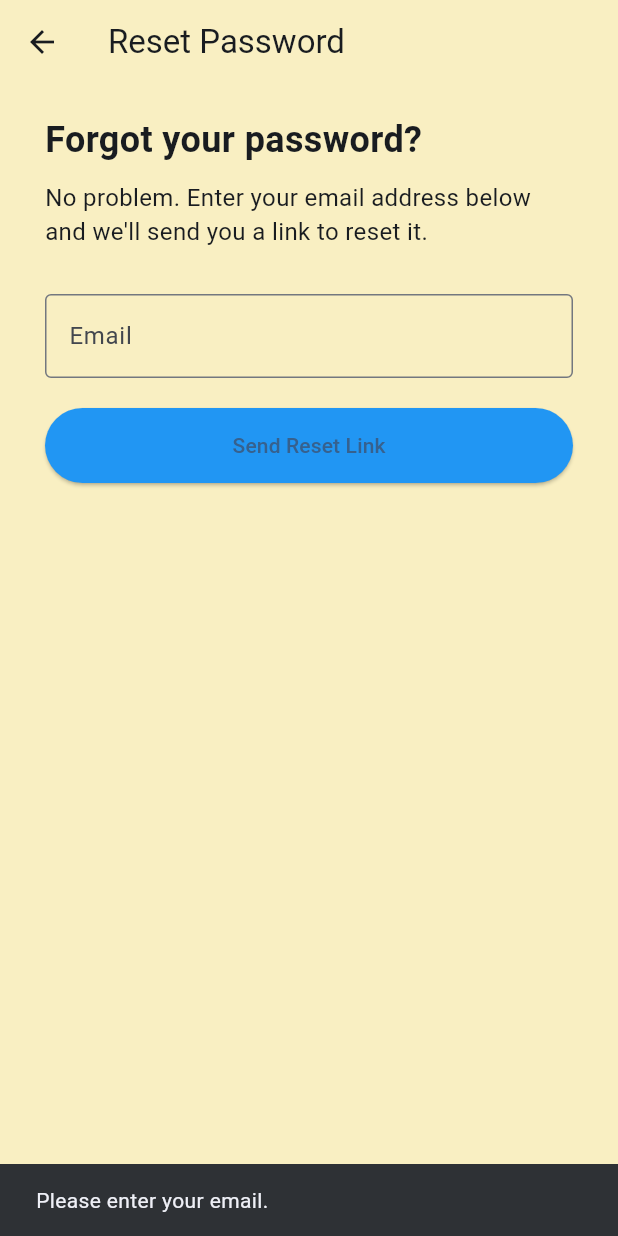
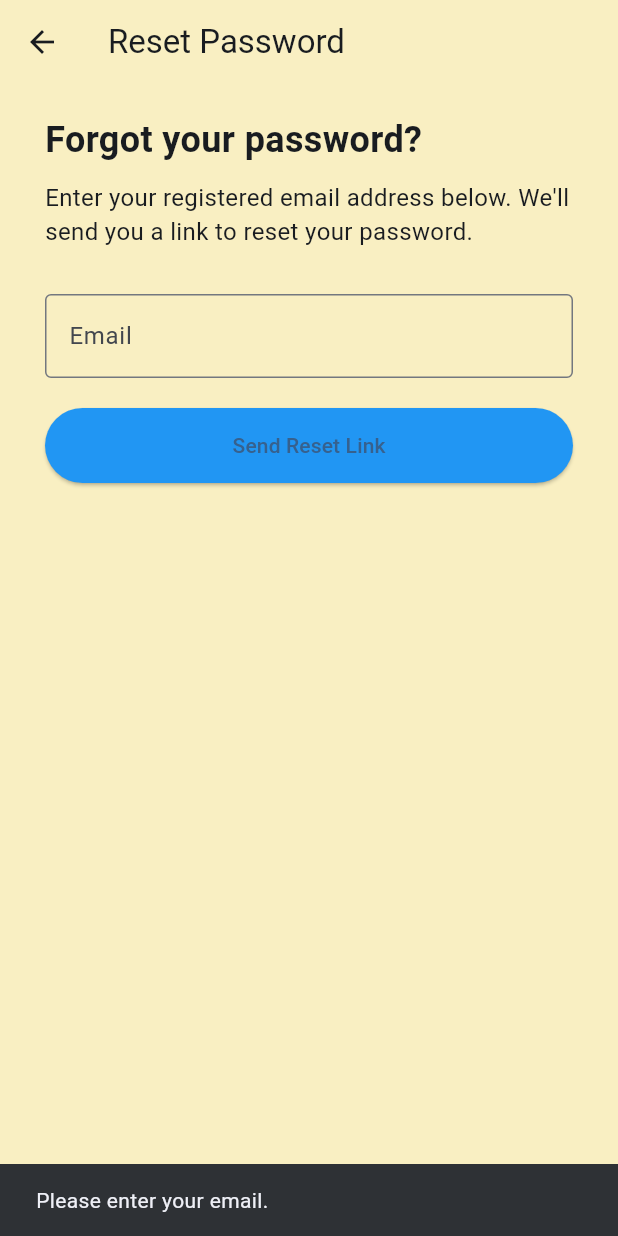
Before and after one commit to tauhidmusarieon/Artho_app, a Flutter app: the ForgotPasswordPage screen opened directly, after a tap on "Send Reset Link", on a phone screen of 412 x 824 dp. Run offline on Flutter 3.47's test engine with Material 3 defaults, Android fonts, the phone set to English and light mode, and no system bars; our stand-ins replace cloud_firestore, firebase_auth, firebase_core; accounts and stored records are empty.

Commit message:
update the requirment

```diff
--- a/lib/screens/auth/forgot_password_page.dart
+++ b/lib/screens/auth/forgot_password_page.dart
@@ -1,3 +1,4 @@
+import 'package:cloud_firestore/cloud_firestore.dart';
 import 'package:firebase_auth/firebase_auth.dart';
 import 'package:flutter/material.dart';
 
@@ -20,58 +21,71 @@ class _ForgotPasswordPageState extends State<ForgotPasswordPage> {
 
   Future<void> _sendPasswordResetEmail() async {
     final email = _emailController.text.trim();
+
     if (email.isEmpty) {
-      if (mounted) {
-        ScaffoldMessenger.of(context).showSnackBar(
-          const SnackBar(content: Text('Please enter your email.')),
-        );
-      }
+      ScaffoldMessenger.of(
+        context,
+      ).showSnackBar(const SnackBar(content: Text('Please enter your email.')));
       return;
     }
 
-    if (!mounted) return;
     setState(() => _isLoading = true);
 
-    String? snackbarMessage;
+    try {
+      // 🔍 Step 1: Check if this email exists in your Firestore "users" collection
+      final query = await FirebaseFirestore.instance
+          .collection('users')
+          .where('email', isEqualTo: email)
+          .limit(1)
+          .get();
 
-    try {
-      // Check if the email is registered
-      final methods = await FirebaseAuth.instance.fetchSignInMethodsForEmail(
-        email,
-      );
+      if (query.docs.isEmpty) {
+        //  No user found in your app database
+        if (mounted) {
+          ScaffoldMessenger.of(context).showSnackBar(
+            const SnackBar(content: Text('No user found with this email.')),
+          );
+        }
+        return;
+      }
 
-      // If the 'methods' list is empty, it means no account has been opened with this email.
-      if (methods.isEmpty) {
-        snackbarMessage = 'No user found with this email.';
-      } else {
-        // If the list is not empty, it means there are users. Now the reset link is being sent.
+      //  Step 2: User found in Firestore → Now check Firebase Auth
+      // (Optional safety check)
+      try {
         await FirebaseAuth.instance.sendPasswordResetEmail(email: email);
-        snackbarMessage = 'Password reset email sent. Check your inbox.';
 
         if (mounted) {
+          ScaffoldMessenger.of(context).showSnackBar(
+            const SnackBar(
+              content: Text(
+                'Password reset email sent successfully. Please check your inbox.',
+              ),
+            ),
+          );
           Navigator.of(context).pop();
         }
+      } on FirebaseAuthException catch (e) {
+        String message;
+        if (e.code == 'user-not-found') {
+          message = 'No user account exists for this email.';
+        } else if (e.code == 'invalid-email') {
+          message = 'Invalid email format.';
+        } else {
+          message = e.message ?? 'Failed to send reset email.';
+        }
+        ScaffoldMessenger.of(
+          context,
+        ).showSnackBar(SnackBar(content: Text(message)));
       }
-    } on FirebaseAuthException catch (e) {
-      // Other errors (e.g., email format incorrect, network problem)
-      if (e.code == 'invalid-email') {
-        snackbarMessage = 'The email address is badly formatted.';
-      } else {
-        snackbarMessage = e.message ?? 'An unknown error occurred.';
-      }
+    } catch (e) {
+      //  Handle Firestore / network errors
+      ScaffoldMessenger.of(
+        context,
+      ).showSnackBar(SnackBar(content: Text('Error: ${e.toString()}')));
     } finally {
-      if (mounted) {
-        setState(() => _isLoading = false);
-        // Show message after completion of task (success or failure)
-        if (snackbarMessage != null) {
-          ScaffoldMessenger.of(
-            context,
-          ).showSnackBar(SnackBar(content: Text(snackbarMessage)));
-        }
-      }
+      if (mounted) setState(() => _isLoading = false);
     }
   }
-
 
   @override
   Widget build(BuildContext context) {
@@ -93,14 +107,13 @@ class _ForgotPasswordPageState extends State<ForgotPasswordPage> {
             ),
             const SizedBox(height: 10),
             const Text(
-              "No problem. Enter your email address below and we'll send you a link to reset it.",
+              "Enter your registered email address below. We'll send you a link to reset your password.",
               style: TextStyle(fontSize: 16),
             ),
             const SizedBox(height: 30),
             TextField(
               controller: _emailController,
               keyboardType: TextInputType.emailAddress,
-              autocorrect: false,
               decoration: const InputDecoration(
                 labelText: "Email",
                 hintText: "Enter your registered email",
@@ -117,7 +130,14 @@ class _ForgotPasswordPageState extends State<ForgotPasswordPage> {
                   padding: const EdgeInsets.symmetric(vertical: 15),
                 ),
                 child: _isLoading
-                    ? const CircularProgressIndicator(color: Colors.white)
+                    ? const SizedBox(
+                        width: 20,
+                        height: 20,
+                        child: CircularProgressIndicator(
+                          strokeWidth: 2,
+                          color: Colors.white,
+                        ),
+                      )
                     : const Text("Send Reset Link"),
               ),
             ),
```
